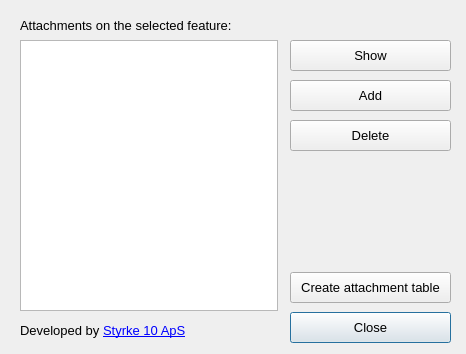
The window that attachmentmanager/attachmentmanager_dialog_base.ui (styrke10/attachmentmanager) describes before a commit, drawn with Qt 5.
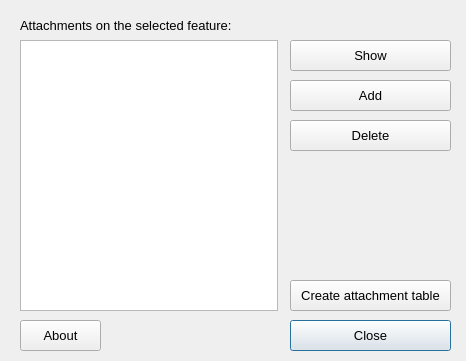
The same window after the commit.

What changed in the file:
```diff
--- a/attachmentmanager/attachmentmanager_dialog_base.ui
+++ b/attachmentmanager/attachmentmanager_dialog_base.ui
@@ -7,7 +7,7 @@
     <x>0</x>
     <y>0</y>
     <width>466</width>
-    <height>354</height>
+    <height>361</height>
    </rect>
   </property>
   <property name="windowTitle">
@@ -71,7 +71,7 @@
    <property name="geometry">
     <rect>
      <x>290</x>
-     <y>312</y>
+     <y>320</y>
      <width>161</width>
      <height>31</height>
     </rect>
@@ -88,27 +88,6 @@
     <bool>true</bool>
    </property>
   </widget>
-  <widget class="QLabel" name="copyrightLabel">
-   <property name="geometry">
-    <rect>
-     <x>20</x>
-     <y>310</y>
-     <width>251</width>
-     <height>41</height>
-    </rect>
-   </property>
-   <property name="font">
-    <font>
-     <pointsize>10</pointsize>
-    </font>
-   </property>
-   <property name="text">
-    <string>&lt;html&gt;&lt;head/&gt;&lt;body&gt;&lt;p&gt;Developed by &lt;a href=&quot;https://styrke10.dk&quot;&gt;&lt;span style=&quot; text-decoration: underline; color:#0000ff;&quot;&gt;Styrke 10 ApS&lt;/span&gt;&lt;/a&gt;&lt;/p&gt;&lt;/body&gt;&lt;/html&gt;</string>
-   </property>
-   <property name="openExternalLinks">
-    <bool>true</bool>
-   </property>
-  </widget>
   <widget class="QWidget" name="layoutWidget">
    <property name="geometry">
     <rect>
@@ -146,7 +125,7 @@
    <property name="geometry">
     <rect>
      <x>290</x>
-     <y>272</y>
+     <y>280</y>
      <width>161</width>
      <height>31</height>
     </rect>
@@ -160,6 +139,24 @@
     <string>Create attachment table</string>
    </property>
   </widget>
+  <widget class="QPushButton" name="btnAbout">
+   <property name="geometry">
+    <rect>
+     <x>20</x>
+     <y>320</y>
+     <width>81</width>
+     <height>31</height>
+    </rect>
+   </property>
+   <property name="font">
+    <font>
+     <pointsize>10</pointsize>
+    </font>
+   </property>
+   <property name="text">
+    <string>About</string>
+   </property>
+  </widget>
  </widget>
  <tabstops>
   <tabstop>listAttachment</tabstop>
```
